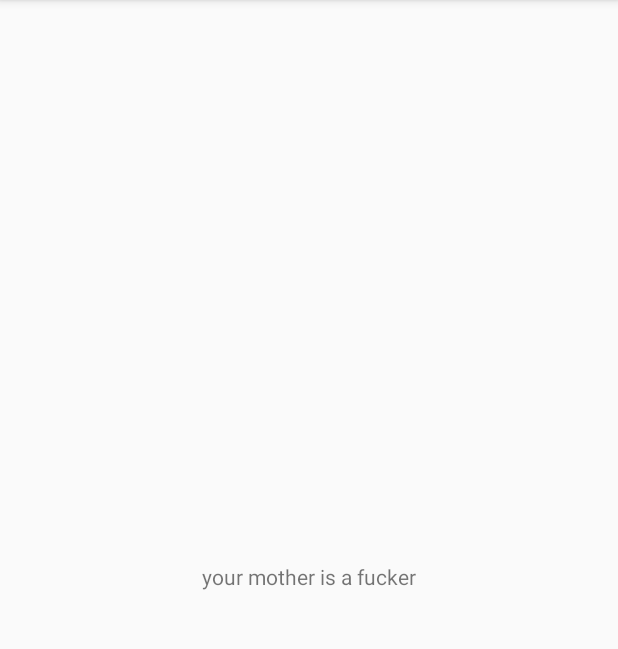
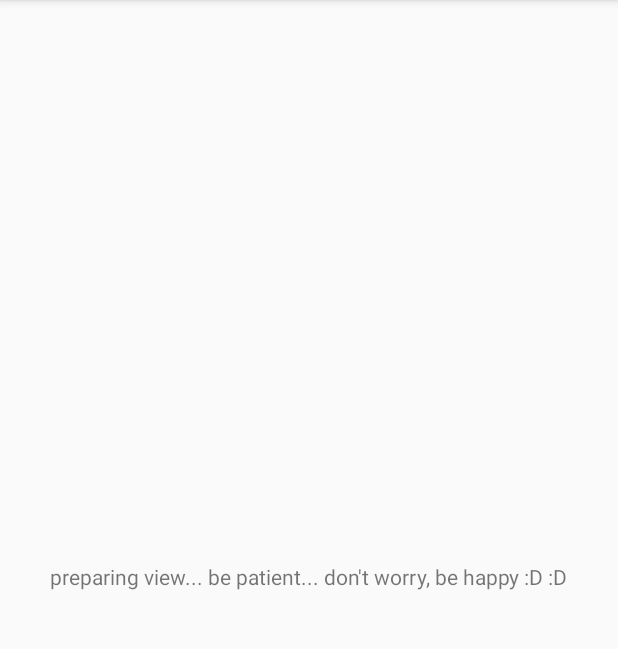
Before and after one commit to Guille88C/r15k, an Android app: the screen it shows after launch (MainActivity), on a phone screen of 412 x 824 dp, the part 84-733 px from its top. Run offline under Robolectric (Android 15) with nearby library versions, the phone set to English and light mode, and no system bars.

Commit message:
1. I have created generic activities to manage common things, like the animations for the transitions.   - GenericRootTransitionActivity.   - GenericRootActivity. 2. I have added slide animations for the transitions between activities (and, may be, between fragments).   - slide_in_enter   - slide_in_exit   - slide_out_enter   - slide_out_exit

```diff
--- /dev/null
+++ b/droid/app/src/main/java/com/r15k/glacialware/r15k/views/generic/GenericRootActivity.kt
@@ -0,0 +1,9 @@
+package com.r15k.glacialware.r15k.views.generic
+
+import android.support.v7.app.AppCompatActivity
+
+/**
+ * Created by Guille on 04/07/2017.
+ */
+open class GenericRootActivity : AppCompatActivity() {
+}
--- a/droid/app/src/main/java/com/r15k/glacialware/r15k/views/main/MainActivity.kt
+++ b/droid/app/src/main/java/com/r15k/glacialware/r15k/views/main/MainActivity.kt
@@ -1,15 +1,14 @@
 package com.r15k.glacialware.r15k.views.main
 
 import android.os.Bundle
-import android.support.v7.app.AppCompatActivity
 import com.r15k.glacialware.r15k.ddbb.DbManager
+import com.r15k.glacialware.r15k.views.generic.GenericRootActivity
 import kotlinx.android.synthetic.main.activity_main.*
 
 /**
  * Created by Guille on 01/07/2017.
  */
-class MainActivity : AppCompatActivity() {
-
+class MainActivity : GenericRootActivity() {
     lateinit var dbManager : DbManager
 
     override fun onCreate(savedInstanceState: Bundle?) {
@@ -17,7 +16,21 @@ class MainActivity : AppCompatActivity() {
 
         this.setContentView(com.r15k.glacialware.r15k.R.layout.activity_main)
 
+        this.init()
+        this.initDB()
+    }
 
+    override fun onDestroy() {
+        dbManager.close()
+
+        super.onDestroy()
+    }
+
+    private fun init() {
+        textView.text = "preparing view... be patient... don't worry, be happy :D :D"
+    }
+
+    private fun initDB() {
         dbManager = DbManager(this)
         dbManager.saveMission(
                 "Mission test",
@@ -25,16 +38,5 @@ class MainActivity : AppCompatActivity() {
                 "",
                 true
         )
-
-        textView.text = "your mother is a fucker"
-
     }
-
-    override fun onDestroy() {
-
-        dbManager.close()
-
-        super.onDestroy()
-    }
-
 }
--- a/droid/app/src/main/java/com/r15k/glacialware/r15k/views/splash/SplashActivity.kt
+++ b/droid/app/src/main/java/com/r15k/glacialware/r15k/views/splash/SplashActivity.kt
@@ -14,5 +14,7 @@ class SplashActivity : AppCompatActivity() {
 
         var intent = Intent(this, MainActivity :: class.java)
         this.startActivity(intent)
+
+        this.finish()
     }
 }
--- a/droid/app/src/main/res/layout/activity_main.xml
+++ b/droid/app/src/main/res/layout/activity_main.xml
@@ -1,18 +1,18 @@
 <?xml version="1.0" encoding="utf-8"?>
 <android.support.constraint.ConstraintLayout xmlns:android="http://schemas.android.com/apk/res/android"
+    xmlns:app="http://schemas.android.com/apk/res-auto"
     xmlns:tools="http://schemas.android.com/tools"
     android:layout_width="match_parent"
-    android:layout_height="match_parent"
-    xmlns:app="http://schemas.android.com/apk/res-auto">
+    android:layout_height="match_parent">
 
     <TextView
         android:id="@+id/textView"
         android:layout_width="wrap_content"
         android:layout_height="wrap_content"
-        tools:text="My text"
-        app:layout_constraintTop_toTopOf="parent"
         app:layout_constraintBottom_toBottomOf="parent"
         app:layout_constraintLeft_toLeftOf="parent"
-        app:layout_constraintRight_toRightOf="parent"/>
+        app:layout_constraintRight_toRightOf="parent"
+        app:layout_constraintTop_toTopOf="parent"
+        tools:text="My text" />
 
 </android.support.constraint.ConstraintLayout>
```
Also changed, not shown: droid/app/src/main/java/com/r15k/glacialware/r15k/views/generic/GenericRootTransitionActivity.kt (added, +21 -0 lines), droid/app/src/main/res/anim/slide_in_enter.xml (added, +7 -0 lines), droid/app/src/main/res/anim/slide_in_exit.xml (added, +7 -0 lines), droid/app/src/main/res/anim/slide_out_enter.xml (added, +7 -0 lines), droid/app/src/main/res/anim/slide_out_exit.xml (added, +7 -0 lines).
